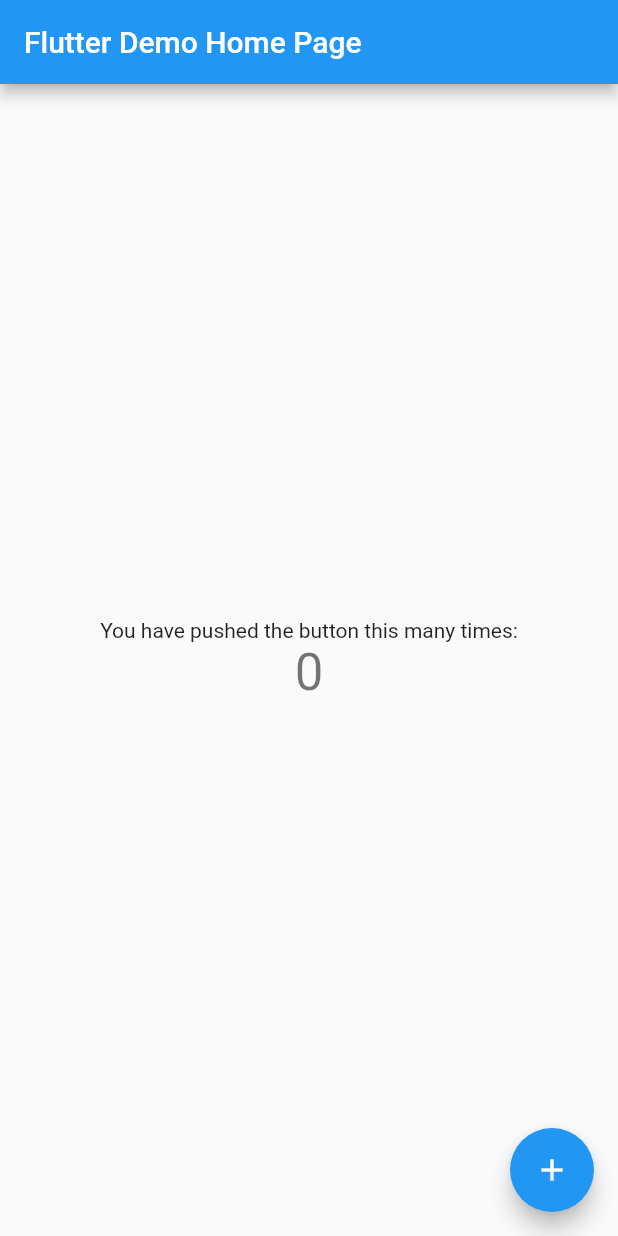
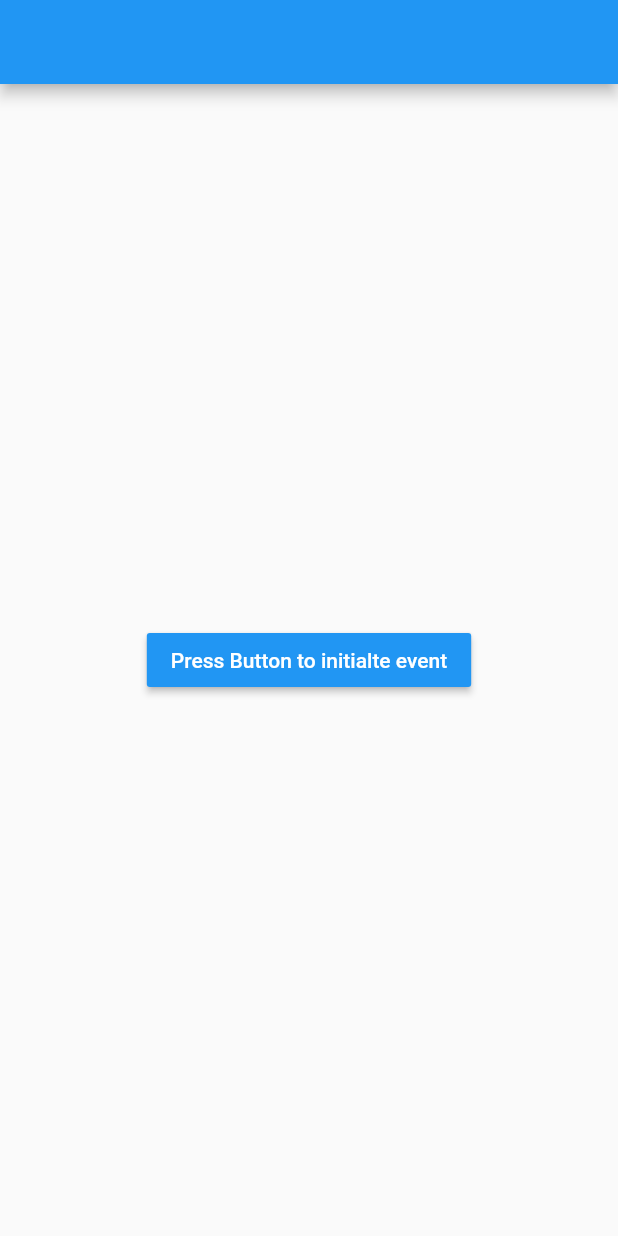
Before and after one commit to jaiiidiii/AppsFlyerDemo, a Flutter app: the screen it shows after launch, on a phone screen of 412 x 824 dp. Run offline on Flutter 3.47's test engine with Material 2 defaults, Android fonts, the phone set to English and light mode, and no system bars; missing offline and left inert: appsflyer_sdk.

Commit message:
Events Successful

```diff
--- /dev/null
+++ b/lib/appsFlyer.dart
@@ -0,0 +1,67 @@
+import 'package:appsflyer_sdk/appsflyer_sdk.dart';
+import 'package:flutter/material.dart';
+
+class AppsFlyerHome extends StatefulWidget {
+  const AppsFlyerHome({Key? key}) : super(key: key);
+
+  @override
+  _AppsFlyerHomeState createState() => _AppsFlyerHomeState();
+}
+
+class _AppsFlyerHomeState extends State<AppsFlyerHome> {
+  late AppsflyerSdk appsflyerSdk;
+
+  String afDevKey = "mLcR4KbC2VASobWmALGrGQ";
+  String appId = "com.tps.appsflyerdemo";
+
+  @override
+  void initState() {
+    setupAppFlyer();
+
+    super.initState();
+  }
+
+  @override
+  Widget build(BuildContext context) {
+    return Scaffold(
+        appBar: AppBar(),
+        body: Center(
+          child: Column(
+            mainAxisAlignment: MainAxisAlignment.center,
+            children: [
+              MaterialButton(
+                  color: Colors.blue,
+                  textColor: Colors.white,
+                  child: Text("Press Button to initialte event"),
+                  onPressed: () {
+                    appsflyerSdk.logEvent(
+                        "JD Test", {"JD Pressed Key": "JD Pressed Value"});
+                    // appsflyerSdk.onDeepLinking(callback)
+                    appsflyerSdk.setPushNotification(true);
+                  })
+            ],
+          ),
+        ));
+  }
+
+  //method
+  void setupAppFlyer() {
+    try {
+      Map appsFlyerOptions = {
+        "afDevKey": afDevKey,
+        "afAppId": appId,
+        "isDebug": true
+      };
+
+      appsflyerSdk = AppsflyerSdk(appsFlyerOptions);
+      appsflyerSdk.initSdk(
+          registerConversionDataCallback: true,
+          registerOnAppOpenAttributionCallback: true,
+          registerOnDeepLinkingCallback: true);
+    } catch (e) {
+      print(e);
+    }
+  }
+}
+//function
+// void setupAppFlyer() {}
--- a/lib/main.dart
+++ b/lib/main.dart
@@ -1,4 +1,6 @@
 import 'package:flutter/material.dart';
+
+import 'appsFlyer.dart';
 
 void main() {
   runApp(MyApp());
@@ -10,6 +12,7 @@
   Widget build(BuildContext context) {
     return MaterialApp(
       title: 'AppsFlyer Demo',
+      debugShowCheckedModeBanner: false,
       theme: ThemeData(
         // This is the theme of your application.
         //
@@ -22,13 +25,14 @@
         // is not restarted.
         primarySwatch: Colors.blue,
       ),
-      home: MyHomePage(title: 'Flutter Demo Home Page'),
+      // home: MyHomePage(title: 'Flutter Demo Home Page'),
+      home: AppsFlyerHome(),
     );
   }
 }
 
-class MyHomePage extends StatefulWidget {
-  MyHomePage({Key? key, required this.title}) : super(key: key);
+// class MyHomePage extends StatefulWidget {
+//   MyHomePage({Key? key, required this.title}) : super(key: key);
 
   // This widget is the home page of your application. It is stateful, meaning
   // that it has a State object (defined below) that contains fields that affect
@@ -39,75 +43,75 @@
   // used by the build method of the State. Fields in a Widget subclass are
   // always marked "final".
 
-  final String title;
+//   final String title;
 
-  @override
-  _MyHomePageState createState() => _MyHomePageState();
-}
+//   @override
+//   _MyHomePageState createState() => _MyHomePageState();
+// }
 
-class _MyHomePageState extends State<MyHomePage> {
-  int _counter = 0;
+// class _MyHomePageState extends State<MyHomePage> {
+//   int _counter = 0;
 
-  void _incrementCounter() {
-    setState(() {
-      // This call to setState tells the Flutter framework that something has
-      // changed in this State, which causes it to rerun the build method below
-      // so that the display can reflect the updated values. If we changed
-      // _counter without calling setState(), then the build method would not be
-      // called again, and so nothing would appear to happen.
-      _counter++;
-    });
-  }
+//   void _incrementCounter() {
+//     setState(() {
+//       // This call to setState tells the Flutter framework that something has
+//       // changed in this State, which causes it to rerun the build method below
+//       // so that the display can reflect the updated values. If we changed
+//       // _counter without calling setState(), then the build method would not be
+//       // called again, and so nothing would appear to happen.
+//       _counter++;
+//     });
+//   }
 
-  @override
-  Widget build(BuildContext context) {
-    // This method is rerun every time setState is called, for instance as done
-    // by the _incrementCounter method above.
-    //
-    // The Flutter framework has been optimized to make rerunning build methods
-    // fast, so that you can just rebuild anything that needs updating rather
-    // than having to individually change instances of widgets.
-    return Scaffold(
-      appBar: AppBar(
-        // Here we take the value from the MyHomePage object that was created by
-        // the App.build method, and use it to set our appbar title.
-        title: Text(widget.title),
-      ),
-      body: Center(
-        // Center is a layout widget. It takes a single child and positions it
-        // in the middle of the parent.
-        child: Column(
-          // Column is also a layout widget. It takes a list of children and
-          // arranges them vertically. By default, it sizes itself to fit its
-          // children horizontally, and tries to be as tall as its parent.
-          //
-          // Invoke "debug painting" (press "p" in the console, choose the
-          // "Toggle Debug Paint" action from the Flutter Inspector in Android
-          // Studio, or the "Toggle Debug Paint" command in Visual Studio Code)
-          // to see the wireframe for each widget.
-          //
-          // Column has various properties to control how it sizes itself and
-          // how it positions its children. Here we use mainAxisAlignment to
-          // center the children vertically; the main axis here is the vertical
-          // axis because Columns are vertical (the cross axis would be
-          // horizontal).
-          mainAxisAlignment: MainAxisAlignment.center,
-          children: <Widget>[
-            Text(
-              'You have pushed the button this many times:',
-            ),
-            Text(
-              '$_counter',
-              style: Theme.of(context).textTheme.headline4,
-            ),
-          ],
-        ),
-      ),
-      floatingActionButton: FloatingActionButton(
-        onPressed: _incrementCounter,
-        tooltip: 'Increment',
-        child: Icon(Icons.add),
-      ), // This trailing comma makes auto-formatting nicer for build methods.
-    );
-  }
-}
+//   @override
+//   Widget build(BuildContext context) {
+//     // This method is rerun every time setState is called, for instance as done
+//     // by the _incrementCounter method above.
+//     //
+//     // The Flutter framework has been optimized to make rerunning build methods
+//     // fast, so that you can just rebuild anything that needs updating rather
+//     // than having to individually change instances of widgets.
+//     return Scaffold(
+//       appBar: AppBar(
+//         // Here we take the value from the MyHomePage object that was created by
+//         // the App.build method, and use it to set our appbar title.
+//         title: Text(widget.title),
+//       ),
+//       body: Center(
+//         // Center is a layout widget. It takes a single child and positions it
+//         // in the middle of the parent.
+//         child: Column(
+//           // Column is also a layout widget. It takes a list of children and
+//           // arranges them vertically. By default, it sizes itself to fit its
+//           // children horizontally, and tries to be as tall as its parent.
+//           //
+//           // Invoke "debug painting" (press "p" in the console, choose the
+//           // "Toggle Debug Paint" action from the Flutter Inspector in Android
+//           // Studio, or the "Toggle Debug Paint" command in Visual Studio Code)
+//           // to see the wireframe for each widget.
+//           //
+//           // Column has various properties to control how it sizes itself and
+//           // how it positions its children. Here we use mainAxisAlignment to
+//           // center the children vertically; the main axis here is the vertical
+//           // axis because Columns are vertical (the cross axis would be
+//           // horizontal).
+//           mainAxisAlignment: MainAxisAlignment.center,
+//           children: <Widget>[
+//             Text(
+//               'You have pushed the button this many times:',
+//             ),
+//             Text(
+//               '$_counter',
+//               style: Theme.of(context).textTheme.headline4,
+//             ),
+//           ],
+//         ),
+//       ),
+//       floatingActionButton: FloatingActionButton(
+//         onPressed: _incrementCounter,
+//         tooltip: 'Increment',
+//         child: Icon(Icons.add),
+//       ), // This trailing comma makes auto-formatting nicer for build methods.
+//     );
+//   }
+// }
```
Also changed, not shown: 6 other files.
